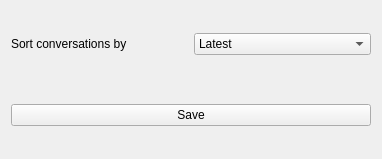
The window that settings.ui (MarkoSami/chatVibes2) describes before a commit, drawn with Qt 5.
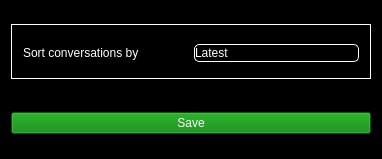
The same window after the commit.

```diff
--- a/settings.ui
+++ b/settings.ui
@@ -13,6 +13,9 @@
   <property name="windowTitle">
    <string>Form</string>
   </property>
+  <property name="styleSheet">
+   <string notr="true">background:black</string>
+  </property>
   <layout class="QVBoxLayout" name="verticalLayout">
    <item>
     <spacer name="verticalSpacer_2">
@@ -28,9 +31,18 @@
     </spacer>
    </item>
    <item>
+    <widget class="QGroupBox" name="sortSetting">
+     <property name="styleSheet">
+      <string notr="true">border: 1px solid white;
+border-raduis:5px</string>
+     </property>
     <layout class="QHBoxLayout" name="horizontalLayout">
      <item>
       <widget class="QLabel" name="label">
+        <property name="styleSheet">
+         <string notr="true">color:white;
+border:none;</string>
+        </property>
        <property name="text">
         <string>Sort conversations by</string>
        </property>
@@ -38,6 +50,11 @@
      </item>
      <item>
       <widget class="QComboBox" name="sortByCombo_box">
+        <property name="styleSheet">
+         <string notr="true">color:white;
+margin:5px 0px;
+border-radius: 5px</string>
+        </property>
        <item>
         <property name="text">
          <string>Latest</string>
@@ -51,6 +68,7 @@
       </widget>
      </item>
     </layout>
+    </widget>
    </item>
    <item>
     <spacer name="verticalSpacer">
@@ -80,6 +98,13 @@
    </item>
    <item>
     <widget class="QPushButton" name="saveBtn">
+     <property name="cursor">
+      <cursorShape>PointingHandCursor</cursorShape>
+     </property>
+     <property name="styleSheet">
+      <string notr="true">color:white;
+background:green</string>
+     </property>
      <property name="text">
       <string>Save</string>
      </property>
```
Lines whose indentation alone changed are shown as unchanged.
